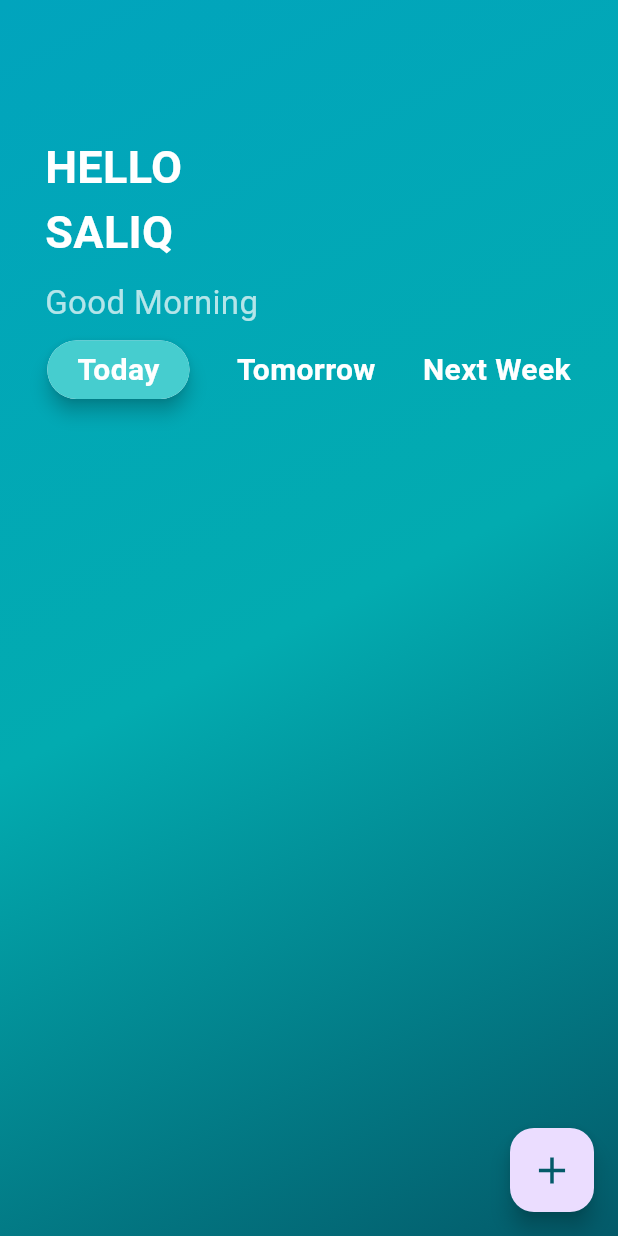
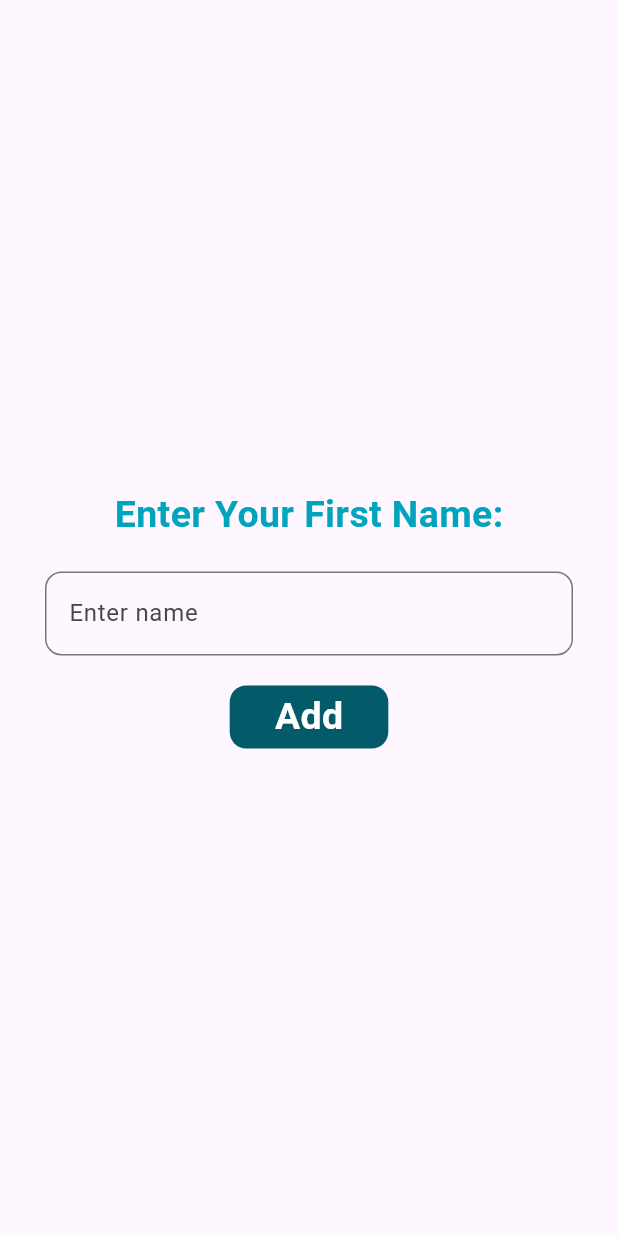
Before and after one commit to saliq03/ToDo-App, a Flutter app: the screen it shows after launch, on a phone screen of 412 x 824 dp. Run offline on Flutter 3.47's test engine with Material 3 defaults, Android fonts, the phone set to English and light mode, and no system bars.

Commit message:
name screen added

```diff
--- a/lib/home.dart
+++ b/lib/home.dart
@@ -4,6 +4,9 @@ import 'package:taskly/widgets/materialtab.dart';
 
 
 class Home extends StatefulWidget {
+  final String name;
+
+  const Home({required this.name});
   @override
   State<Home> createState() => _HomeState();
 }
@@ -11,6 +14,7 @@ class Home extends StatefulWidget {
 class _HomeState extends State<Home> {
   bool today=true,tommorrow=false,nextweek=false;
   TextEditingController addworkController=TextEditingController();
+  bool chekboxValue=false;
   @override
   Widget build(BuildContext context) {
     return Scaffold(
@@ -28,7 +32,7 @@ class _HomeState extends State<Home> {
               child: Column(
                 crossAxisAlignment: CrossAxisAlignment.start,
                 children: [
-                  Text("HELLO\nSALIQ",style: TextStyle(color: Colors.white,fontSize: 30,fontWeight: FontWeight.bold),),
+                  Text("HELLO\n${widget.name}",style: TextStyle(color: Colors.white,fontSize: 30,fontWeight: FontWeight.bold),),
                   SizedBox(height: 10,),
                   Text("Good Morning",style: TextStyle(color: Colors.white70,fontSize: 22,fontWeight: FontWeight.w400),),
                   SizedBox(height: 10,),
@@ -55,7 +59,16 @@ class _HomeState extends State<Home> {
                    },child: MyTab(title: "Next Week")),
                // Text("Next Week",style: TextStyle(color: Colors.white,fontWeight: FontWeight.bold,fontSize: 20),)
              ],
-           )
+           ),
+            SizedBox(height: 20,),
+            CheckboxListTile(
+              activeColor: Color(0xFF035A69),
+                title: Text("Go to Gym",style: TextStyle(color: Colors.white,fontSize: 20),),
+                value: chekboxValue, onChanged: (newValue){
+              setState(() {
+                chekboxValue=newValue!;});},
+            controlAffinity: ListTileControlAffinity.leading,
+            )
           ],
         ),
       ),
--- a/lib/main.dart
+++ b/lib/main.dart
@@ -1,5 +1,6 @@
 import 'package:flutter/material.dart';
 import 'package:taskly/home.dart';
+import 'package:taskly/name.dart';
 
 void main() {
   runApp(const MyApp());
@@ -18,7 +19,7 @@ class MyApp extends StatelessWidget {
         colorScheme: ColorScheme.fromSeed(seedColor: Colors.deepPurple),
         useMaterial3: true,
       ),
-      home: Home(),
+      home: Name(),
     );
   }
 }
--- /dev/null
+++ b/lib/name.dart
@@ -0,0 +1,49 @@
+import 'package:flutter/material.dart';
+import 'package:taskly/home.dart';
+
+class Name extends StatelessWidget {
+
+  @override
+  Widget build(BuildContext context) {
+    TextEditingController nameController=TextEditingController();
+    return Scaffold(
+      body: Container(
+        child: Center(
+          child: Column(
+            mainAxisAlignment: MainAxisAlignment.center,
+            crossAxisAlignment: CrossAxisAlignment.center,
+            children: [
+              Text("Enter Your First Name:",style: TextStyle(color: Color(0xFF01A4BD),fontSize: 25,fontWeight: FontWeight.bold),),
+              Padding(
+                padding: const EdgeInsets.only(left: 30,right: 30,top: 20),
+                child: TextField(
+                  controller: nameController,
+                  decoration: InputDecoration(
+                    hintText: "Enter name",
+                    border: OutlineInputBorder(
+                      borderRadius: BorderRadius.circular(11)
+                    )
+                  ),
+                ),
+              ),
+              SizedBox(height: 20,),
+              GestureDetector(
+                onTap:(){
+                  String name=nameController.text.toString();
+                  Navigator.pushReplacement(context, MaterialPageRoute(builder: (context)=>Home(name: name)));
+                },
+                child: Container(
+                  padding: EdgeInsets.symmetric(horizontal: 30,vertical: 3),
+                  decoration: BoxDecoration(
+                      color: Color(0xFF035A69),
+                      borderRadius: BorderRadius.circular(11)
+                  ),child: Text("Add",style: TextStyle(color: Colors.white,fontSize: 25,fontWeight: FontWeight.bold),),
+                ),
+              )
+            ],
+          ),
+        ),
+      ),
+    );
+  }
+}
```
